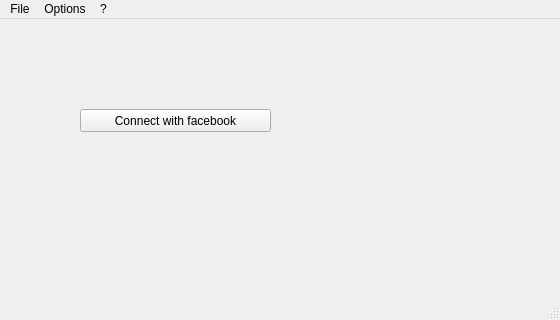
hasboeuf/hb, file link-example/forms/LinkMainWindow.ui: the form before one commit.
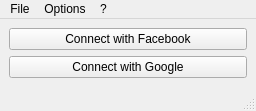
The form after the commit.

Commit message:
HbLink: Add google oauth feature
* Refactor HbLink to provide more than Facebook oauth.
* Add POST request feature as long as GET.
* Add Google OAuth specific classes.
* Add Google user requester.

What changed in the file:
```diff
--- a/link-example/forms/LinkMainWindow.ui
+++ b/link-example/forms/LinkMainWindow.ui
@@ -6,34 +6,37 @@
    <rect>
     <x>0</x>
     <y>0</y>
-    <width>560</width>
-    <height>320</height>
+    <width>256</width>
+    <height>111</height>
    </rect>
   </property>
   <property name="windowTitle">
    <string>MainWindow</string>
   </property>
   <widget class="QWidget" name="centralwidget">
-   <widget class="QPushButton" name="ui_qpb_connect">
-    <property name="geometry">
-     <rect>
-      <x>80</x>
-      <y>90</y>
-      <width>191</width>
-      <height>23</height>
-     </rect>
-    </property>
+   <layout class="QVBoxLayout" name="verticalLayout">
+    <item>
+     <widget class="QPushButton" name="ui_qpb_facebook_connect">
+      <property name="text">
+       <string>Connect with Facebook</string>
+      </property>
+     </widget>
+    </item>
+    <item>
+     <widget class="QPushButton" name="ui_qpb_google_connect">
     <property name="text">
-     <string>Connect with facebook</string>
-    </property>
-   </widget>
+       <string>Connect with Google</string>
+      </property>
+     </widget>
+    </item>
+   </layout>
   </widget>
   <widget class="QMenuBar" name="menubar">
    <property name="geometry">
     <rect>
      <x>0</x>
      <y>0</y>
-     <width>560</width>
+     <width>256</width>
      <height>21</height>
     </rect>
    </property>
```
Lines whose indentation alone changed are shown as unchanged. The commit also changes 25 other files.
